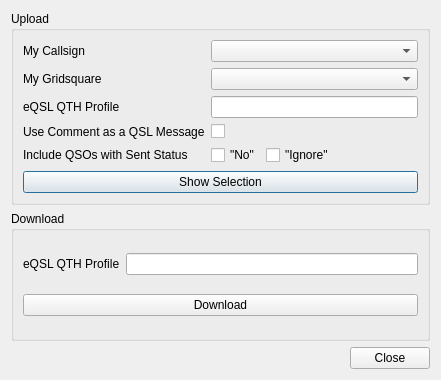
The window that ui/Eqsldialog.ui (k5mcd/QLog) describes before a commit, drawn with Qt 5.
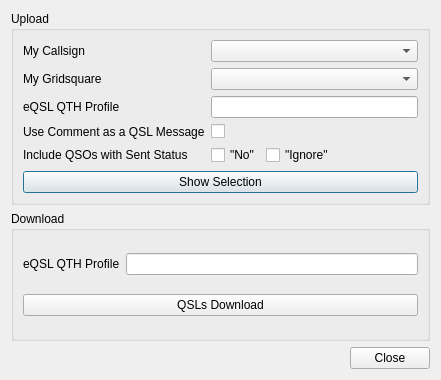
The same window after the commit.

Commit message: Fixed #318 - LoTW and eQSL downloads are only QSLs downloads - download button label changed

Diff of the .ui file:
```diff
--- a/ui/Eqsldialog.ui
+++ b/ui/Eqsldialog.ui
@@ -124,7 +124,7 @@
       <item row="1" column="0" colspan="2">
        <widget class="QPushButton" name="downloadButton">
         <property name="text">
-         <string>Download</string>
+         <string>QSLs Download</string>
         </property>
        </widget>
       </item>
```
The commit also changes 1 other file.
